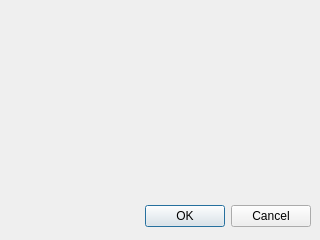
Above: ChatAuthWindow.ui from group93492/chat-client before the change. Below: the same form after it.
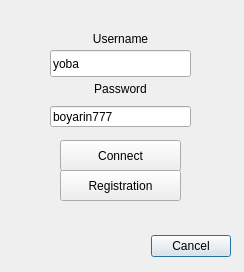
That is the form after the change.

Commit message: Authorization's window cliche added

```diff
--- a/ChatAuthWindow.ui
+++ b/ChatAuthWindow.ui
@@ -5,19 +5,34 @@
    <rect>
     <x>0</x>
     <y>0</y>
-    <width>320</width>
-    <height>240</height>
+    <width>244</width>
+    <height>272</height>
    </rect>
   </property>
+  <property name="minimumSize">
+   <size>
+    <width>244</width>
+    <height>272</height>
+   </size>
+  </property>
+  <property name="maximumSize">
+   <size>
+    <width>244</width>
+    <height>272</height>
+   </size>
+  </property>
   <property name="windowTitle">
    <string>Dialog</string>
   </property>
   <widget class="QDialogButtonBox" name="buttonBox">
+   <property name="enabled">
+    <bool>true</bool>
+   </property>
    <property name="geometry">
     <rect>
-     <x>10</x>
-     <y>200</y>
-     <width>301</width>
+     <x>150</x>
+     <y>230</y>
+     <width>81</width>
      <height>32</height>
     </rect>
    </property>
@@ -25,7 +40,91 @@
     <enum>Qt::Horizontal</enum>
    </property>
    <property name="standardButtons">
-    <set>QDialogButtonBox::Cancel|QDialogButtonBox::Ok</set>
+    <set>QDialogButtonBox::Cancel</set>
+   </property>
+  </widget>
+  <widget class="QLineEdit" name="passwordEdit">
+   <property name="geometry">
+    <rect>
+     <x>50</x>
+     <y>106</y>
+     <width>141</width>
+     <height>21</height>
+    </rect>
+   </property>
+   <property name="text">
+    <string>boyarin777</string>
+   </property>
+  </widget>
+  <widget class="QPushButton" name="connectButton">
+   <property name="geometry">
+    <rect>
+     <x>60</x>
+     <y>140</y>
+     <width>121</width>
+     <height>31</height>
+    </rect>
+   </property>
+   <property name="text">
+    <string>Connect</string>
+   </property>
+  </widget>
+  <widget class="QLabel" name="usernameLbl">
+   <property name="geometry">
+    <rect>
+     <x>50</x>
+     <y>30</y>
+     <width>141</width>
+     <height>17</height>
+    </rect>
+   </property>
+   <property name="text">
+    <string>Username</string>
+   </property>
+   <property name="alignment">
+    <set>Qt::AlignCenter</set>
+   </property>
+  </widget>
+  <widget class="QLineEdit" name="usernameEdit">
+   <property name="geometry">
+    <rect>
+     <x>50</x>
+     <y>50</y>
+     <width>141</width>
+     <height>27</height>
+    </rect>
+   </property>
+   <property name="text">
+    <string>yoba</string>
+   </property>
+  </widget>
+  <widget class="QLabel" name="passwordLbl">
+   <property name="geometry">
+    <rect>
+     <x>50</x>
+     <y>80</y>
+     <width>141</width>
+     <height>17</height>
+    </rect>
+   </property>
+   <property name="text">
+    <string>Password</string>
+   </property>
+   <property name="alignment">
+    <set>Qt::AlignCenter</set>
+   </property>
+  </widget>
+  <widget class="QPushButton" name="RegistrationButton">
+   <property name="geometry">
+    <rect>
+     <x>60</x>
+     <y>170</y>
+     <width>121</width>
+     <height>31</height>
+    </rect>
+   </property>
+   <property name="text">
+    <string>Registration</string>
    </property>
   </widget>
  </widget>
```
Left out of the diff: 1 changed line with no effect on the pictures. The commit also changes 2 other files.
